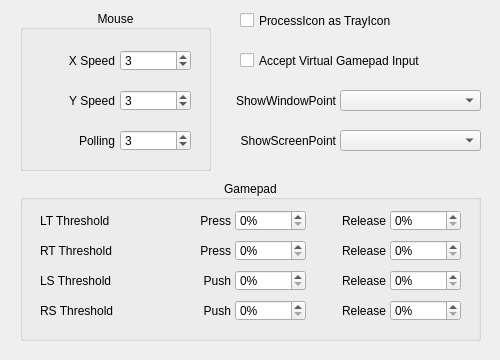
Old version of the form QKeyMapper/qmappingadvanceddialog.ui in the repository Zalafina/QKeyMapper.
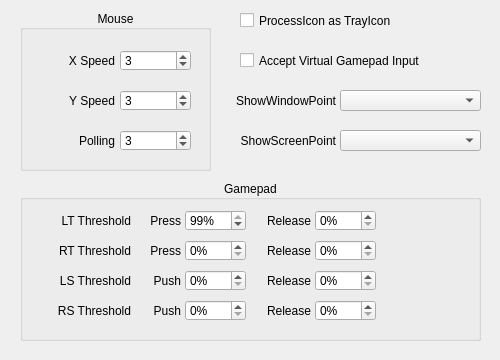
New version of the form.

Commit message: Add gamepad threshold UI.

What changed in the file:
```diff
--- a/QKeyMapper/qmappingadvanceddialog.ui
+++ b/QKeyMapper/qmappingadvanceddialog.ui
@@ -253,7 +253,7 @@
      <rect>
       <x>20</x>
       <y>30</y>
-      <width>101</width>
+      <width>91</width>
       <height>21</height>
      </rect>
     </property>
@@ -261,7 +261,7 @@
      <string>LT Threshold</string>
     </property>
     <property name="alignment">
-     <set>Qt::AlignmentFlag::AlignLeading|Qt::AlignmentFlag::AlignLeft|Qt::AlignmentFlag::AlignVCenter</set>
+     <set>Qt::AlignmentFlag::AlignRight|Qt::AlignmentFlag::AlignTrailing|Qt::AlignmentFlag::AlignVCenter</set>
     </property>
    </widget>
    <widget class="QLabel" name="RT_ThresholdLabel">
@@ -269,7 +269,7 @@
      <rect>
       <x>20</x>
       <y>60</y>
-      <width>101</width>
+      <width>91</width>
       <height>21</height>
      </rect>
     </property>
@@ -277,15 +277,15 @@
      <string>RT Threshold</string>
     </property>
     <property name="alignment">
-     <set>Qt::AlignmentFlag::AlignLeading|Qt::AlignmentFlag::AlignLeft|Qt::AlignmentFlag::AlignVCenter</set>
+     <set>Qt::AlignmentFlag::AlignRight|Qt::AlignmentFlag::AlignTrailing|Qt::AlignmentFlag::AlignVCenter</set>
     </property>
    </widget>
    <widget class="QLabel" name="RT_Threshold_ReleaseLabel">
     <property name="geometry">
      <rect>
-      <x>305</x>
+      <x>240</x>
       <y>60</y>
-      <width>61</width>
+      <width>51</width>
       <height>21</height>
      </rect>
     </property>
@@ -299,9 +299,9 @@
    <widget class="QLabel" name="RT_Threshold_PressLabel">
     <property name="geometry">
      <rect>
-      <x>150</x>
+      <x>120</x>
       <y>60</y>
-      <width>61</width>
+      <width>41</width>
       <height>21</height>
      </rect>
     </property>
@@ -315,9 +315,9 @@
    <widget class="QLabel" name="LS_Threshold_PushLabel">
     <property name="geometry">
      <rect>
-      <x>150</x>
+      <x>120</x>
       <y>90</y>
-      <width>61</width>
+      <width>41</width>
       <height>21</height>
      </rect>
     </property>
@@ -331,9 +331,9 @@
    <widget class="QLabel" name="LS_Threshold_ReleaseLabel">
     <property name="geometry">
      <rect>
-      <x>305</x>
+      <x>240</x>
       <y>90</y>
-      <width>61</width>
+      <width>51</width>
       <height>21</height>
      </rect>
     </property>
@@ -349,7 +349,7 @@
      <rect>
       <x>20</x>
       <y>90</y>
-      <width>101</width>
+      <width>91</width>
       <height>21</height>
      </rect>
     </property>
@@ -357,7 +357,7 @@
      <string>LS Threshold</string>
     </property>
     <property name="alignment">
-     <set>Qt::AlignmentFlag::AlignLeading|Qt::AlignmentFlag::AlignLeft|Qt::AlignmentFlag::AlignVCenter</set>
+     <set>Qt::AlignmentFlag::AlignRight|Qt::AlignmentFlag::AlignTrailing|Qt::AlignmentFlag::AlignVCenter</set>
     </property>
    </widget>
    <widget class="QLabel" name="RS_ThresholdLabel">
@@ -365,7 +365,7 @@
      <rect>
       <x>20</x>
       <y>120</y>
-      <width>101</width>
+      <width>91</width>
       <height>21</height>
      </rect>
     </property>
@@ -373,15 +373,15 @@
      <string>RS Threshold</string>
     </property>
     <property name="alignment">
-     <set>Qt::AlignmentFlag::AlignLeading|Qt::AlignmentFlag::AlignLeft|Qt::AlignmentFlag::AlignVCenter</set>
+     <set>Qt::AlignmentFlag::AlignRight|Qt::AlignmentFlag::AlignTrailing|Qt::AlignmentFlag::AlignVCenter</set>
     </property>
    </widget>
    <widget class="QLabel" name="RS_Threshold_PushLabel">
     <property name="geometry">
      <rect>
-      <x>150</x>
+      <x>120</x>
       <y>120</y>
-      <width>61</width>
+      <width>41</width>
       <height>21</height>
      </rect>
     </property>
@@ -395,9 +395,9 @@
    <widget class="QLabel" name="RS_Threshold_ReleaseLabel">
     <property name="geometry">
      <rect>
-      <x>305</x>
+      <x>240</x>
       <y>120</y>
-      <width>61</width>
+      <width>51</width>
       <height>21</height>
      </rect>
     </property>
@@ -411,9 +411,9 @@
    <widget class="QSpinBox" name="LT_Threshold_PressSpinBox">
     <property name="geometry">
      <rect>
-      <x>215</x>
+      <x>165</x>
       <y>30</y>
-      <width>71</width>
+      <width>61</width>
       <height>21</height>
      </rect>
     </property>
@@ -423,13 +423,19 @@
     <property name="suffix">
      <string>%</string>
     </property>
+    <property name="minimum">
+     <number>1</number>
+    </property>
+    <property name="value">
+     <number>99</number>
+    </property>
    </widget>
    <widget class="QLabel" name="LT_Threshold_ReleaseLabel">
     <property name="geometry">
      <rect>
-      <x>305</x>
+      <x>240</x>
       <y>30</y>
-      <width>61</width>
+      <width>51</width>
       <height>21</height>
      </rect>
     </property>
@@ -443,9 +449,9 @@
    <widget class="QSpinBox" name="LT_Threshold_ReleaseSpinBox">
     <property name="geometry">
      <rect>
-      <x>370</x>
+      <x>295</x>
       <y>30</y>
-      <width>71</width>
+      <width>61</width>
       <height>21</height>
      </rect>
     </property>
@@ -459,9 +465,9 @@
    <widget class="QSpinBox" name="RT_Threshold_ReleaseSpinBox">
     <property name="geometry">
      <rect>
-      <x>370</x>
+      <x>295</x>
       <y>60</y>
-      <width>71</width>
+      <width>61</width>
       <height>21</height>
      </rect>
     </property>
@@ -475,9 +481,9 @@
    <widget class="QSpinBox" name="RT_Threshold_PressSpinBox">
     <property name="geometry">
      <rect>
-      <x>215</x>
+      <x>165</x>
       <y>60</y>
-      <width>71</width>
+      <width>61</width>
       <height>21</height>
      </rect>
     </property>
@@ -491,9 +497,9 @@
    <widget class="QSpinBox" name="LS_Threshold_ReleaseSpinBox">
     <property name="geometry">
      <rect>
-      <x>370</x>
+      <x>295</x>
       <y>90</y>
-      <width>71</width>
+      <width>61</width>
       <height>21</height>
      </rect>
     </property>
@@ -507,9 +513,9 @@
    <widget class="QSpinBox" name="LS_Threshold_PushSpinBox">
     <property name="geometry">
      <rect>
-      <x>215</x>
+      <x>165</x>
       <y>90</y>
-      <width>71</width>
+      <width>61</width>
       <height>21</height>
      </rect>
     </property>
@@ -523,9 +529,9 @@
    <widget class="QSpinBox" name="RS_Threshold_ReleaseSpinBox">
     <property name="geometry">
      <rect>
-      <x>370</x>
+      <x>295</x>
       <y>120</y>
-      <width>71</width>
+      <width>61</width>
       <height>21</height>
      </rect>
     </property>
@@ -539,9 +545,9 @@
    <widget class="QSpinBox" name="RS_Threshold_PushSpinBox">
     <property name="geometry">
      <rect>
-      <x>215</x>
+      <x>165</x>
       <y>120</y>
-      <width>71</width>
+      <width>61</width>
       <height>21</height>
      </rect>
     </property>
@@ -555,9 +561,9 @@
    <widget class="QLabel" name="LT_Threshold_PressLabel">
     <property name="geometry">
      <rect>
-      <x>150</x>
+      <x>120</x>
       <y>30</y>
-      <width>61</width>
+      <width>41</width>
       <height>21</height>
      </rect>
     </property>
```
